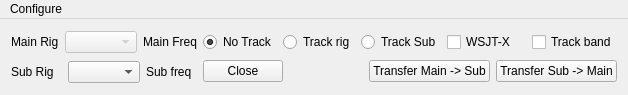
This is mqt/MqtRigSync/RSMainWindow.ui in Rsclub22/Minos2-Mirror as Qt 5 draws it before an edit. The edited form follows.
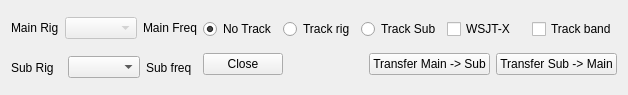
This is the edited form.

The edit to the form file:
```diff
--- a/mqt/MqtRigSync/RSMainWindow.ui
+++ b/mqt/MqtRigSync/RSMainWindow.ui
@@ -189,12 +189,6 @@
      <height>21</height>
     </rect>
    </property>
-   <widget class="QMenu" name="menuConfigure">
-    <property name="title">
-     <string>Configure</string>
-    </property>
-   </widget>
-   <addaction name="menuConfigure"/>
   </widget>
  </widget>
  <layoutdefault spacing="6" margin="11"/>
```
